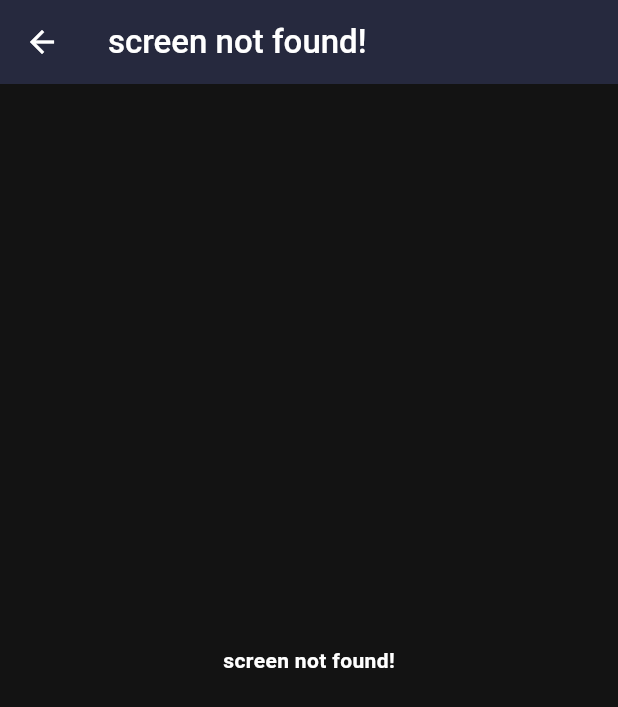
After one commit to rim4j/whats_app_clone, a Flutter app: the NoPageFound screen opened directly, on a phone screen of 412 x 824 dp. The commit adds this screen. Shown: the top 707 px of the screen. Run offline on Flutter 3.47's test engine with Material 3 defaults, Android fonts, the phone set to English and light mode, and no system bars; our stand-ins replace flutter_bloc, font_awesome_flutter, google_fonts, lottie; missing offline and left inert: scale_button.

Commit message:
init router

```diff
--- a/lib/common/widgets/main_wrapper.dart
+++ b/lib/common/widgets/main_wrapper.dart
@@ -2,7 +2,7 @@ import 'package:flutter/material.dart';
 import 'package:flutter_bloc/flutter_bloc.dart';
 import 'package:whats_app_clone/common/bloc/bottom_nav.dart';
 import 'package:whats_app_clone/common/widgets/bottom_nav.dart';
-import 'package:whats_app_clone/features/home/presentation/pages/chats_page.dart';
+import 'package:whats_app_clone/features/chats/presentation/pages/chats_page.dart';
 
 class MainWrapper extends StatelessWidget {
   const MainWrapper({super.key});
--- /dev/null
+++ b/lib/config/routes/on_generate_route.dart
@@ -0,0 +1,45 @@
+import 'package:flutter/material.dart';
+import 'package:whats_app_clone/config/routes/route_names.dart';
+import 'package:whats_app_clone/config/theme/app_styles.dart';
+import 'package:whats_app_clone/features/chats/presentation/pages/single_chat_page.dart';
+
+class OnGenerateRoute {
+  OnGenerateRoute._();
+
+  static Route<dynamic> route(RouteSettings settings) {
+    final args = settings.arguments;
+
+    switch (settings.name) {
+      case RouteNames.singleChatPage:
+        return routeBuilder(const SingleChatPage());
+      default:
+        return routeBuilder(const NoPageFound());
+    }
+  }
+}
+
+MaterialPageRoute routeBuilder(Widget child) {
+  return MaterialPageRoute(builder: (_) => child);
+}
+
+class NoPageFound extends StatelessWidget {
+  const NoPageFound({super.key});
+  @override
+  Widget build(BuildContext context) {
+    final ColorScheme colorScheme = Theme.of(context).colorScheme;
+
+    return Scaffold(
+      backgroundColor: colorScheme.background,
+      appBar: AppBar(
+        backgroundColor: colorScheme.primary,
+        title: Text('screen not found!', style: robotoMedium),
+      ),
+      body: Center(
+        child: Text(
+          'screen not found!',
+          style: robotoBold,
+        ),
+      ),
+    );
+  }
+}
--- /dev/null
+++ b/lib/config/routes/route_names.dart
@@ -0,0 +1,4 @@
+class RouteNames {
+  RouteNames._();
+  static const singleChatPage = "singleChatPage";
+}
--- a/lib/main.dart
+++ b/lib/main.dart
@@ -2,7 +2,9 @@ import 'package:flutter/material.dart';
 import 'package:flutter_bloc/flutter_bloc.dart';
 import 'package:whats_app_clone/common/bloc/bottom_nav.dart';
 import 'package:whats_app_clone/common/widgets/main_wrapper.dart';
+import 'package:whats_app_clone/config/routes/on_generate_route.dart';
 import 'package:whats_app_clone/config/theme/theme.dart';
+import 'package:whats_app_clone/features/chats/presentation/pages/chats_page.dart';
 
 import 'package:whats_app_clone/features/intro/presentation/pages/splash_screen.dart';
 
@@ -30,7 +32,9 @@ class MyApp extends StatelessWidget {
       darkTheme: darkTheme,
       themeMode: ThemeMode.dark,
       title: 'Whats App',
-      home: const MainWrapper(),
+      initialRoute: "/",
+      onGenerateRoute: OnGenerateRoute.route,
+      routes: {"/": (context) => const ChatsPage()},
     );
   }
 }
```
Also changed, not shown: lib/features/chats/presentation/pages/chats_page.dart (renamed from lib/features/home/presentation/pages/chats_page.dart, +4 -3 lines), lib/features/chats/presentation/pages/single_chat_page.dart (added, +14 -0 lines), lib/features/chats/presentation/widgets/icon_button_app.dart (renamed from lib/features/home/presentation/widgets/icon_button_app.dart), lib/features/chats/presentation/widgets/item_status.dart (renamed from lib/features/home/presentation/widgets/item_status.dart).
